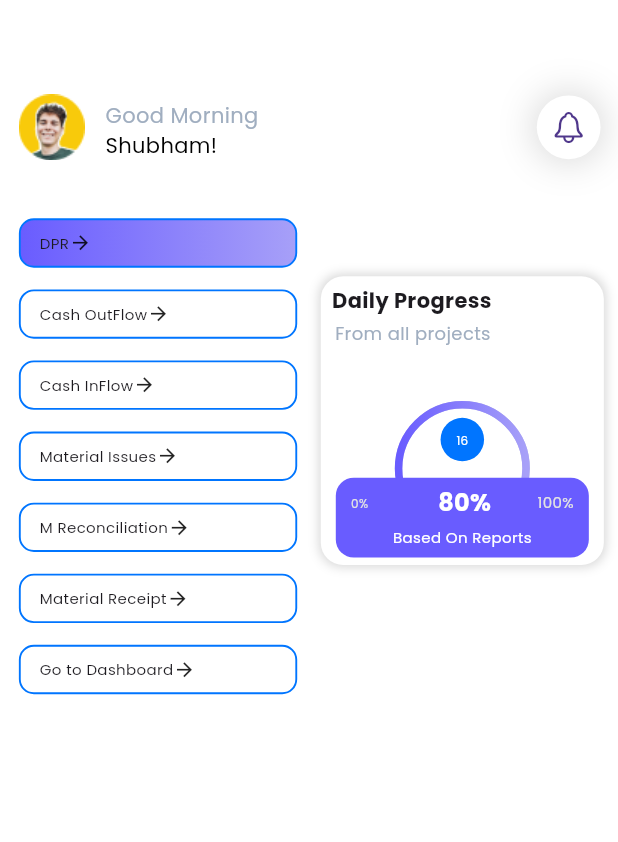
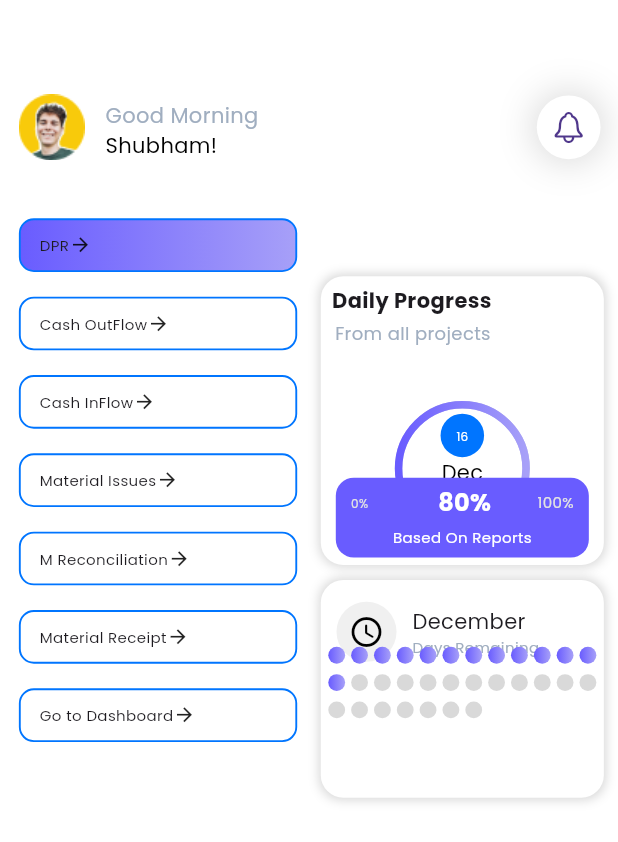
Before and after one commit to arjav1528/Internship_Assignment, a Flutter app: the screen it shows after launch, on a phone screen of 412 x 824 dp. Shown: the top 842 px of the screen. Run offline on Flutter 3.47's test engine with Material 3 defaults, Android fonts, the phone set to English and light mode, and no system bars; drawn by our look-alikes of percent_indicator; our stand-ins replace google_fonts.

Commit message:
Updated calender.dart

```diff
--- a/lib/screens/home_screen.dart
+++ b/lib/screens/home_screen.dart
@@ -1,4 +1,5 @@
 import 'package:assignment1/widgets/appbar.dart';
+import 'package:assignment1/widgets/calender.dart';
 import 'package:assignment1/widgets/progress_bar.dart';
 import 'package:flutter/material.dart';
 import 'package:google_fonts/google_fonts.dart';
@@ -11,16 +12,15 @@ class HomeScreen extends StatefulWidget {
 }
 
 class _HomeScreenState extends State<HomeScreen> {
-  final Map<String,bool> _map = {
-    'DPR' : true,
-    'Cash OutFlow' : false,
-    'Cash InFlow' : false,
-    'Material Issues' : false,
-    'M Reconciliation' : false,
-    'Material Receipt' : false,
-    'Go to Dashboard' : false
+  final Map<String, bool> _map = {
+    'DPR': true,
+    'Cash OutFlow': false,
+    'Cash InFlow': false,
+    'Material Issues': false,
+    'M Reconciliation': false,
+    'Material Receipt': false,
+    'Go to Dashboard': false
   };
-
 
   @override
   Widget build(BuildContext context) {
@@ -31,60 +31,67 @@ class _HomeScreenState extends State<HomeScreen> {
       body: Column(
         mainAxisAlignment: MainAxisAlignment.start,
         children: [
-          SizedBox(height: 65*heightMultiplier,),
+          SizedBox(
+            height: 65 * heightMultiplier,
+          ),
           CustomAppBar(),
-          SizedBox(height: 40*heightMultiplier,),
+          SizedBox(
+            height: 40 * heightMultiplier,
+          ),
           Row(
             crossAxisAlignment: CrossAxisAlignment.start,
             children: [
               SizedBox(
-                width: 189*widthMultiplier,
+                width: 189 * widthMultiplier,
                 child: ListView.separated(
                   shrinkWrap: true,
                   itemCount: _map.length,
-                  separatorBuilder: (context,index){
-                    return SizedBox(height: 15*heightMultiplier,);
+                  separatorBuilder: (context, index) {
+                    return SizedBox(
+                      height: 17 * heightMultiplier,
+                    );
                   },
-
-                  itemBuilder: (context,index){
-
+                  itemBuilder: (context, index) {
                     return Container(
-                      padding: EdgeInsets.only(left: 12*widthMultiplier),
-
+                      padding: EdgeInsets.only(left: 12 * widthMultiplier),
                       child: GestureDetector(
-                        onTap: (){
+                        onTap: () {
                           setState(() {
-                            _map.forEach((key,value){
+                            _map.forEach((key, value) {
                               _map[key] = false;
                             });
                             _map[_map.keys.elementAt(index)] = true;
-
                           });
                         },
                         child: Container(
-                          height: 34*heightMultiplier,
-                          width: 177*widthMultiplier,
+                          height: 37 * heightMultiplier,
+                          width: 177 * widthMultiplier,
                           decoration: BoxDecoration(
                               gradient: LinearGradient(
                                   begin: Alignment.centerLeft,
                                   end: Alignment.centerRight,
-                              colors: (_map[_map.keys.elementAt(index)] ?? false) ? [Color(0xFF695CFF),Color(0xFFA7A0F8)] : [Colors.white,Colors.white]
-                            ),
+                                  colors: (_map[_map.keys.elementAt(index)] ??
+                                          false)
+                                      ? [Color(0xFF695CFF), Color(0xFFA7A0F8)]
+                                      : [Colors.white, Colors.white]),
                               // color: Colors.white,
                               borderRadius: BorderRadius.circular(10),
                               border: Border.all(
-                              width: 1.25,
-                              color: Color(0xFF0075FF)
-                            )
-                          ),
+                                  width: 1.25, color: Color(0xFF0075FF))),
                           child: Row(
                             children: [
-                              SizedBox(width: 12*widthMultiplier,),
-                              Text(_map.keys.elementAt(index),
+                              SizedBox(
+                                width: 12 * widthMultiplier,
+                              ),
+                              Text(
+                                _map.keys.elementAt(index),
                                 style: GoogleFonts.poppins(
                                   fontSize: 10,
-                              ),),
-                              SizedBox(width: 0*widthMultiplier,),
+                                ),
+                              ),
+                              SizedBox(
+                                width: 0 * widthMultiplier,
+                              ),
                               Icon(
                                 Icons.arrow_forward,
                                 size: 15,
@@ -93,26 +100,25 @@ class _HomeScreenState extends State<HomeScreen> {
                           ),
                         ),
                       ),
-
                     );
                   },
                 ),
               ),
-              SizedBox(width: 15*widthMultiplier,),
+              SizedBox(
+                width: 15 * widthMultiplier,
+              ),
               Column(
                 children: [
-                  SizedBox(height: 40*heightMultiplier,),
-                  ProgressBar()
+                  SizedBox(
+                    height: 40 * heightMultiplier,
+                  ),
+                  ProgressBar(),
+                  SizedBox(height: 10,),
+                  Calender()
                 ],
               )
-
             ],
           )
-
-
-
-
-
         ],
       ),
     );
--- /dev/null
+++ b/lib/widgets/calender.dart
@@ -0,0 +1,113 @@
+import 'package:flutter/material.dart';
+import 'package:google_fonts/google_fonts.dart';
+
+class Calender extends StatefulWidget {
+  const Calender({super.key});
+
+  @override
+  State<Calender> createState() => _CalenderState();
+}
+
+class _CalenderState extends State<Calender> {
+  final List<String> monthNames = [
+    'January', 'February', 'March', 'April',
+    'May', 'June', 'July', 'August',
+    'September', 'October', 'November', 'December'
+  ];
+  final DateTime now = DateTime.now();
+
+  int totalDays = 0;
+  @override
+  void initState() {
+    super.initState();
+    totalDays  = DateTime(now.year,(now.month) + 1,0).day;
+  }
+  @override
+  Widget build(BuildContext context) {
+
+    double heightMultiplier = (MediaQuery.of(context).size.height) / 852;
+    double widthMultiplier = (MediaQuery.of(context).size.width) / 393;
+    return Container(
+      height: 150 * heightMultiplier,
+      width: 180 * widthMultiplier,
+      decoration: BoxDecoration(
+        borderRadius: BorderRadius.circular(15),
+        color: Colors.white,
+        boxShadow: [
+          BoxShadow(
+              spreadRadius: 1,
+              blurRadius: 5,
+              color: Color(0xFF000000).withAlpha(40)
+          )
+        ]
+      ),
+      child: Column(
+        children: [
+          Padding(
+            padding: EdgeInsets.only(left: 10*widthMultiplier,top: 15*heightMultiplier),
+            child: Row(
+              crossAxisAlignment: CrossAxisAlignment.center,
+              children: [
+                CircleAvatar(
+                  backgroundColor: Color(0xFFF0F0F0),
+                  child: Icon(
+                    Icons.access_time_rounded,
+                    color: Colors.black,
+                  ),
+                ),
+                SizedBox(width: 10*widthMultiplier,),
+
+                Column(
+                  crossAxisAlignment: CrossAxisAlignment.start,
+                  children: [
+                    Text(monthNames[now.month - 1],
+                    style: GoogleFonts.poppins(
+                      fontSize: 14,
+                    ),),
+                    Text('Days Remaining',
+                    style: GoogleFonts.poppins(
+                      fontSize: 10,
+                      color: Color(0xFFA0AEC0)
+                    ),)
+                  ],
+                )
+              ],
+            ),
+          ),
+          Transform.translate(
+            offset: Offset(0, -10),
+            child: Padding(
+              padding: const EdgeInsets.symmetric(horizontal: 5),
+              child: GridView.builder(
+                shrinkWrap: true,
+                itemCount: totalDays,
+                gridDelegate: SliverGridDelegateWithFixedCrossAxisCount(
+                  crossAxisCount: 12,
+                  crossAxisSpacing: 4,
+                  mainAxisSpacing: 7
+                ),
+                itemBuilder: (context,index){
+                  bool isHighlited = true;
+                  if(now.day <= DateTime(now.year,now.month,(index+1)).day){
+                    isHighlited = false;
+                  }
+                  return Container(
+                    decoration: BoxDecoration(
+                      gradient: LinearGradient(
+                        begin: Alignment.centerLeft,
+                        end: Alignment.centerRight,
+                        colors: isHighlited ? [Color(0xFF695CFF),Color(0xFFA7A0F8)] : [Color(0xFFD9D9D9),Color(0xFFD9D9D9)]
+                      ),
+                      shape: BoxShape.circle
+                    ),
+                  );
+                },
+              ),
+            ),
+          )
+        ],
+      ),
+
+    );
+  }
+}
--- a/lib/widgets/progress_bar.dart
+++ b/lib/widgets/progress_bar.dart
@@ -9,9 +9,24 @@ class ProgressBar extends StatefulWidget {
 }
 
 class _ProgressBarState extends State<ProgressBar> {
+  final List<String> monthNames = [
+    'January', 'February', 'March', 'April',
+    'May', 'June', 'July', 'August',
+    'September', 'October', 'November', 'December'
+  ];
   double percentage = 80;
+  // String month = '';
+  @override
+  void initState() {
+    super.initState();
+    setState(() {
+
+    });
+  }
   @override
   Widget build(BuildContext context) {
+    String month = monthNames[DateTime.now().month-1].substring(0,3);
+
     double heightMultiplier = (MediaQuery.of(context).size.height) / 852;
     double widthMultiplier = (MediaQuery.of(context).size.width) / 393;
     return Container(
@@ -83,7 +98,11 @@ class _ProgressBarState extends State<ProgressBar> {
                               ),
 
                             ),
-                            SizedBox(height: 40*heightMultiplier,)
+                            Text(month,
+                            style: GoogleFonts.poppins(
+                              color: Colors.black
+                            ),),
+                            SizedBox(height: 25*heightMultiplier,)
                           ],
                         ),
                         radius: 45,
```
Lines whose indentation alone changed are shown as unchanged.
